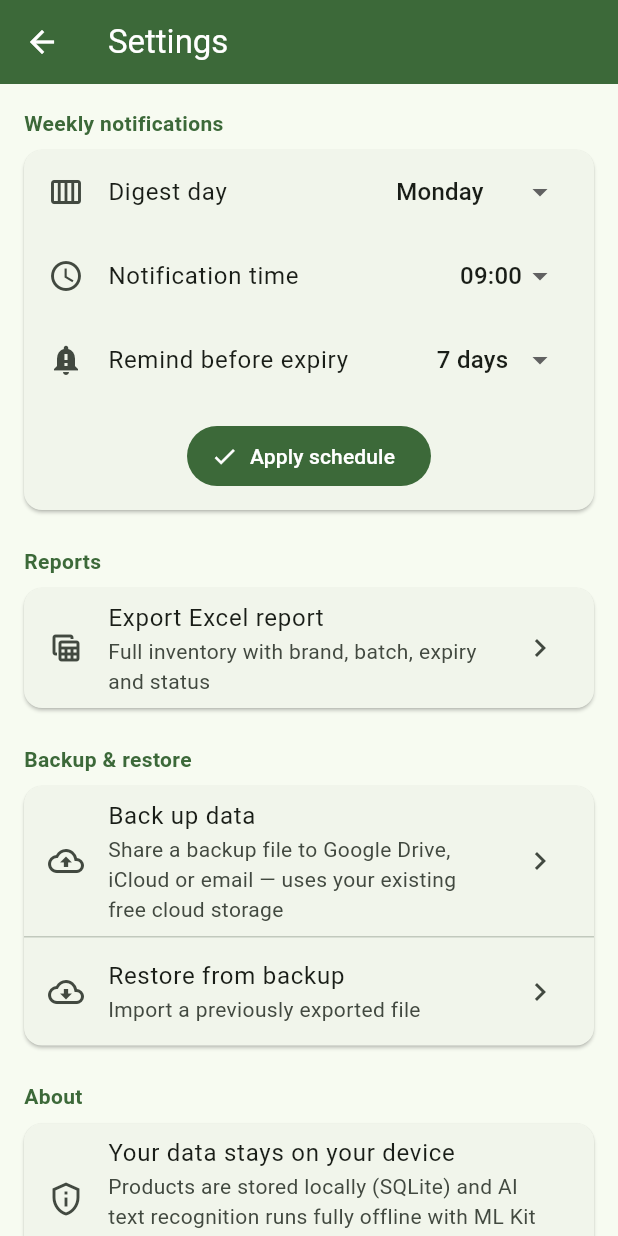
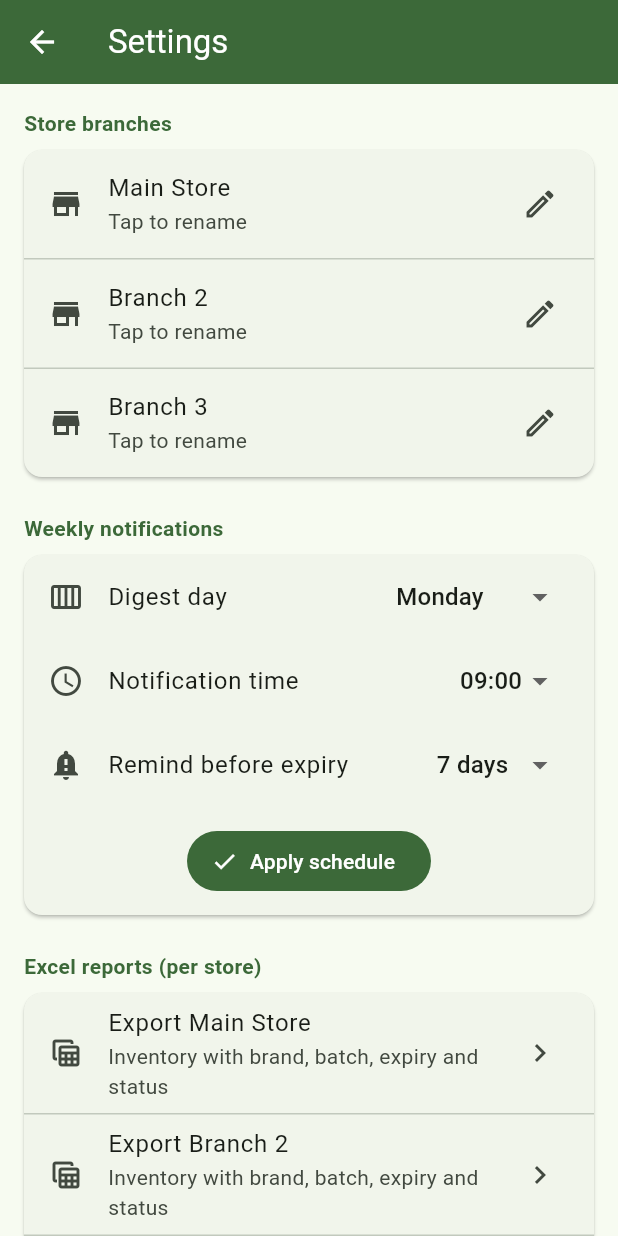
Before and after one commit to rizbismii/Expiry-Check, a Flutter app: the screen it shows after launch, after a tap on the "settings" icon, on a phone screen of 412 x 824 dp. Run offline on Flutter 3.47's test engine with Material 3 defaults, Android fonts, the phone set to English and light mode, and no system bars; our stand-ins replace file_picker, flutter_local_notifications, flutter_timezone, image_picker, share_plus, shared_preferences and 2 more; missing offline and left inert: excel, google_mlkit_text_recognition; accounts and stored records are empty.

Commit message:
Add store branches: per-store inventory, editable names, store-based Excel reports
Co-authored-by: rizbismii <rizbismii@users.noreply.github.com>

```diff
--- a/lib/models/product.dart
+++ b/lib/models/product.dart
@@ -1,5 +1,6 @@
 class Product {
   final int? id;
+  final int storeId;
   final String name;
   final String brand;
   final String batch;
@@ -11,6 +12,7 @@ class Product {
 
   const Product({
     this.id,
+    this.storeId = 1,
     required this.name,
     this.brand = '',
     this.batch = '',
@@ -42,6 +44,7 @@ class Product {
 
   Product copyWith({
     int? id,
+    int? storeId,
     String? name,
     String? brand,
     String? batch,
@@ -53,6 +56,7 @@ class Product {
   }) {
     return Product(
       id: id ?? this.id,
+      storeId: storeId ?? this.storeId,
       name: name ?? this.name,
       brand: brand ?? this.brand,
       batch: batch ?? this.batch,
@@ -67,6 +71,7 @@ class Product {
   Map<String, dynamic> toMap() {
     return {
       'id': id,
+      'storeId': storeId,
       'name': name,
       'brand': brand,
       'batch': batch,
@@ -81,6 +86,7 @@ class Product {
   factory Product.fromMap(Map<String, dynamic> map) {
     return Product(
       id: map['id'] as int?,
+      storeId: map['storeId'] as int? ?? 1,
       name: map['name'] as String? ?? '',
       brand: map['brand'] as String? ?? '',
       batch: map['batch'] as String? ?? '',
--- /dev/null
+++ b/lib/models/store.dart
@@ -0,0 +1,13 @@
+class Store {
+  final int id;
+  final String name;
+
+  const Store({required this.id, required this.name});
+
+  Map<String, dynamic> toMap() => {'id': id, 'name': name};
+
+  factory Store.fromMap(Map<String, dynamic> map) => Store(
+        id: map['id'] as int,
+        name: map['name'] as String? ?? '',
+      );
+}
--- a/lib/screens/home_screen.dart
+++ b/lib/screens/home_screen.dart
@@ -1,8 +1,10 @@
 import 'package:flutter/material.dart';
 import 'package:image_picker/image_picker.dart';
 import 'package:intl/intl.dart';
+import 'package:shared_preferences/shared_preferences.dart';
 
 import '../models/product.dart';
+import '../models/store.dart';
 import '../services/database_service.dart';
 import '../services/export_service.dart';
 import '../services/notification_service.dart';
@@ -21,11 +23,18 @@ class HomeScreen extends StatefulWidget {
 }
 
 class _HomeScreenState extends State<HomeScreen> {
+  static const _storePrefKey = 'selected_store_id';
+
   List<Product> _products = [];
+  List<Store> _stores = [];
+  int _storeId = 1;
   bool _loading = true;
   bool _scanning = false;
   _Filter _filter = _Filter.all;
   String _search = '';
+
+  Store? get _currentStore =>
+      _stores.where((s) => s.id == _storeId).firstOrNull;
 
   @override
   void initState() {
@@ -35,12 +44,27 @@ class _HomeScreenState extends State<HomeScreen> {
   }
 
   Future<void> _load() async {
-    final products = await DatabaseService.instance.getAll();
+    final stores = await DatabaseService.instance.getStores();
+    final prefs = await SharedPreferences.getInstance();
+    var storeId = prefs.getInt(_storePrefKey) ?? _storeId;
+    if (!stores.any((s) => s.id == storeId) && stores.isNotEmpty) {
+      storeId = stores.first.id;
+    }
+    final products = await DatabaseService.instance.getAll(storeId: storeId);
     if (!mounted) return;
     setState(() {
+      _stores = stores;
+      _storeId = storeId;
       _products = products;
       _loading = false;
     });
+  }
+
+  Future<void> _switchStore(int storeId) async {
+    final prefs = await SharedPreferences.getInstance();
+    await prefs.setInt(_storePrefKey, storeId);
+    setState(() => _storeId = storeId);
+    await _load();
   }
 
   List<Product> get _visible {
@@ -89,8 +113,11 @@ class _HomeScreenState extends State<HomeScreen> {
   Future<void> _openForm({Product? product, OcrParseResult? scanResult}) async {
     final changed = await Navigator.of(context).push<bool>(
       MaterialPageRoute(
-        builder: (_) =>
-            ProductFormScreen(product: product, scanResult: scanResult),
+        builder: (_) => ProductFormScreen(
+          product: product,
+          scanResult: scanResult,
+          storeId: _storeId,
+        ),
       ),
     );
     if (changed == true) _load();
@@ -105,11 +132,14 @@ class _HomeScreenState extends State<HomeScreen> {
 
   Future<void> _exportExcel() async {
     if (_products.isEmpty) {
-      _snack('No products to export yet.');
+      _snack('No products in this store to export yet.');
       return;
     }
     try {
-      await ExportService.instance.shareExcelReport(_products);
+      await ExportService.instance.shareExcelReport(
+        _products,
+        storeName: _currentStore?.name ?? 'Store',
+      );
     } catch (e) {
       _snack('Export failed: $e');
     }
@@ -126,7 +156,7 @@ class _HomeScreenState extends State<HomeScreen> {
   Widget build(BuildContext context) {
     return Scaffold(
       appBar: AppBar(
-        title: const Text('Expiry Check'),
+        title: _buildStoreSelector(),
         actions: [
           IconButton(
             tooltip: 'Excel report',
@@ -190,6 +220,40 @@ class _HomeScreenState extends State<HomeScreen> {
             label: Text(_scanning ? 'Scanning…' : 'Scan product'),
           ),
         ],
+      ),
+    );
+  }
+
+  Widget _buildStoreSelector() {
+    if (_stores.isEmpty) return const Text('Expiry Check');
+    final onPrimary = Theme.of(context).colorScheme.onPrimary;
+    return DropdownButtonHideUnderline(
+      child: DropdownButton<int>(
+        value: _storeId,
+        isDense: true,
+        dropdownColor: Theme.of(context).colorScheme.primary,
+        iconEnabledColor: onPrimary,
+        style: TextStyle(
+          color: onPrimary,
+          fontSize: 20,
+          fontWeight: FontWeight.w500,
+        ),
+        items: _stores
+            .map((s) => DropdownMenuItem(
+                  value: s.id,
+                  child: Row(
+                    mainAxisSize: MainAxisSize.min,
+                    children: [
+                      Icon(Icons.store, size: 18, color: onPrimary),
+                      const SizedBox(width: 8),
+                      Text(s.name),
+                    ],
+                  ),
+                ))
+            .toList(),
+        onChanged: (v) {
+          if (v != null && v != _storeId) _switchStore(v);
+        },
       ),
     );
   }
@@ -266,7 +330,7 @@ class _HomeScreenState extends State<HomeScreen> {
           const SizedBox(height: 12),
           Text(
             _products.isEmpty
-                ? 'No products yet.\nTap "Scan product" to add your first item.'
+                ? 'No products in ${_currentStore?.name ?? 'this store'} yet.\nTap "Scan product" to add your first item.'
                 : 'Nothing matches this filter.',
             textAlign: TextAlign.center,
             style: TextStyle(color: Colors.grey.shade600),
--- a/lib/screens/settings_screen.dart
+++ b/lib/screens/settings_screen.dart
@@ -3,6 +3,7 @@ import 'dart:io';
 import 'package:file_picker/file_picker.dart';
 import 'package:flutter/material.dart';
 
+import '../models/store.dart';
 import '../services/database_service.dart';
 import '../services/export_service.dart';
 import '../services/notification_service.dart';
@@ -28,6 +29,7 @@ class _SettingsScreenState extends State<SettingsScreen> {
   int _weekday = DateTime.monday;
   int _hour = 9;
   int _leadDays = 7;
+  List<Store> _stores = [];
   bool _loading = true;
   bool _busy = false;
 
@@ -42,13 +44,45 @@ class _SettingsScreenState extends State<SettingsScreen> {
     final weekday = await service.getWeeklyWeekday();
     final hour = await service.getWeeklyHour();
     final leadDays = await service.getLeadDays();
+    final stores = await DatabaseService.instance.getStores();
     if (!mounted) return;
     setState(() {
       _weekday = weekday;
       _hour = hour;
       _leadDays = leadDays;
+      _stores = stores;
       _loading = false;
     });
+  }
+
+  Future<void> _renameStore(Store store) async {
+    final controller = TextEditingController(text: store.name);
+    final newName = await showDialog<String>(
+      context: context,
+      builder: (context) => AlertDialog(
+        title: const Text('Rename store branch'),
+        content: TextField(
+          controller: controller,
+          autofocus: true,
+          textCapitalization: TextCapitalization.words,
+          decoration: const InputDecoration(labelText: 'Store name'),
+        ),
+        actions: [
+          TextButton(
+              onPressed: () => Navigator.pop(context),
+              child: const Text('Cancel')),
+          FilledButton(
+              onPressed: () => Navigator.pop(context, controller.text.trim()),
+              child: const Text('Save')),
+        ],
+      ),
+    );
+    if (newName == null || newName.isEmpty || newName == store.name) return;
+    await DatabaseService.instance.renameStore(store.id, newName);
+    // Store names appear in scheduled reminder text.
+    await NotificationService.instance.rescheduleAll();
+    await _load();
+    _snack('Renamed to "$newName".');
   }
 
   Future<void> _saveNotificationSettings() async {
@@ -60,13 +94,15 @@ class _SettingsScreenState extends State<SettingsScreen> {
     _snack('Notification schedule updated.');
   }
 
-  Future<void> _exportExcel() => _run(() async {
-        final products = await DatabaseService.instance.getAll();
+  Future<void> _exportExcel(Store store) => _run(() async {
+        final products =
+            await DatabaseService.instance.getAll(storeId: store.id);
         if (products.isEmpty) {
-          _snack('No products to export yet.');
+          _snack('No products in ${store.name} to export yet.');
           return;
         }
-        await ExportService.instance.shareExcelReport(products);
+        await ExportService.instance
+            .shareExcelReport(products, storeName: store.name);
       });
 
   Future<void> _backup() => _run(() async {
@@ -75,7 +111,7 @@ class _SettingsScreenState extends State<SettingsScreen> {
           _snack('No products to back up yet.');
           return;
         }
-        await ExportService.instance.shareJsonBackup(products);
+        await ExportService.instance.shareJsonBackup(products, _stores);
       });
 
   Future<void> _restore() => _run(() async {
@@ -86,7 +122,7 @@ class _SettingsScreenState extends State<SettingsScreen> {
         final path = picked?.files.single.path;
         if (path == null) return;
         final content = await File(path).readAsString();
-        final products = ExportService.instance.parseBackup(content);
+        final backup = ExportService.instance.parseBackup(content);
 
         if (!mounted) return;
         final confirmed = await showDialog<bool>(
@@ -95,7 +131,7 @@ class _SettingsScreenState extends State<SettingsScreen> {
             title: const Text('Restore backup?'),
             content: Text(
                 'This will replace your current inventory with '
-                '${products.length} product(s) from the backup file.'),
+                '${backup.products.length} product(s) from the backup file.'),
             actions: [
               TextButton(
                   onPressed: () => Navigator.pop(context, false),
@@ -108,9 +144,11 @@ class _SettingsScreenState extends State<SettingsScreen> {
         );
         if (confirmed != true) return;
 
-        await DatabaseService.instance.replaceAll(products);
+        await DatabaseService.instance
+            .replaceAll(backup.products, stores: backup.stores);
         await NotificationService.instance.rescheduleAll();
-        _snack('Restored ${products.length} product(s).');
+        await _load();
+        _snack('Restored ${backup.products.length} product(s).');
       });
 
   Future<void> _run(Future<void> Function() action) async {
@@ -140,6 +178,25 @@ class _SettingsScreenState extends State<SettingsScreen> {
           : ListView(
               padding: const EdgeInsets.all(16),
               children: [
+                _sectionTitle('Store branches'),
+                Card(
+                  margin: EdgeInsets.zero,
+                  child: Column(
+                    children: [
+                      for (var i = 0; i < _stores.length; i++) ...[
+                        if (i > 0) const Divider(height: 1),
+                        ListTile(
+                          leading: const Icon(Icons.store),
+                          title: Text(_stores[i].name),
+                          subtitle: const Text('Tap to rename'),
+                          trailing: const Icon(Icons.edit_outlined),
+                          onTap: _busy ? null : () => _renameStore(_stores[i]),
+                        ),
+                      ],
+                    ],
+                  ),
+                ),
+                const SizedBox(height: 24),
                 _sectionTitle('Weekly notifications'),
                 Card(
                   margin: EdgeInsets.zero,
@@ -200,16 +257,24 @@ class _SettingsScreenState extends State<SettingsScreen> {
                   ),
                 ),
                 const SizedBox(height: 24),
-                _sectionTitle('Reports'),
+                _sectionTitle('Excel reports (per store)'),
                 Card(
                   margin: EdgeInsets.zero,
-                  child: ListTile(
-                    leading: const Icon(Icons.table_view),
-                    title: const Text('Export Excel report'),
-                    subtitle: const Text(
-                        'Full inventory with brand, batch, expiry and status'),
-                    trailing: const Icon(Icons.chevron_right),
-                    onTap: _busy ? null : _exportExcel,
+                  child: Column(
+                    children: [
+                      for (var i = 0; i < _stores.length; i++) ...[
+                        if (i > 0) const Divider(height: 1),
+                        ListTile(
+                          leading: const Icon(Icons.table_view),
+                          title: Text('Export ${_stores[i].name}'),
+                          subtitle: const Text(
+                              'Inventory with brand, batch, expiry and status'),
+                          trailing: const Icon(Icons.chevron_right),
+                          onTap:
+                              _busy ? null : () => _exportExcel(_stores[i]),
+                        ),
+                      ],
+                    ],
                   ),
                 ),
                 const SizedBox(height: 24),
--- a/lib/services/database_service.dart
+++ b/lib/services/database_service.dart
@@ -2,6 +2,7 @@ import 'package:path/path.dart';
 import 'package:sqflite/sqflite.dart';
 
 import '../models/product.dart';
+import '../models/store.dart';
 
 /// Local-first SQLite storage. Keeping data on-device is free (no server
 /// costs); users can back up/restore via the exported JSON/Excel files in
@@ -11,7 +12,11 @@ class DatabaseService {
   static final DatabaseService instance = DatabaseService._();
 
   static const _dbName = 'expiry_check.db';
+  static const _dbVersion = 2;
   static const _table = 'products';
+  static const _storesTable = 'stores';
+
+  static const defaultStoreNames = ['Main Store', 'Branch 2', 'Branch 3'];
 
   Database? _db;
 
@@ -24,11 +29,12 @@ class DatabaseService {
     final dir = await getDatabasesPath();
     return openDatabase(
       join(dir, _dbName),
-      version: 1,
+      version: _dbVersion,
       onCreate: (db, version) async {
         await db.execute('''
           CREATE TABLE $_table (
             id INTEGER PRIMARY KEY AUTOINCREMENT,
+            storeId INTEGER NOT NULL DEFAULT 1,
             name TEXT NOT NULL,
             brand TEXT NOT NULL DEFAULT '',
             batch TEXT NOT NULL DEFAULT '',
@@ -39,9 +45,49 @@ class DatabaseService {
             notes TEXT NOT NULL DEFAULT ''
           )
         ''');
+        await _createStoresTable(db);
+      },
+      onUpgrade: (db, oldVersion, newVersion) async {
+        if (oldVersion < 2) {
+          await db.execute(
+              'ALTER TABLE $_table ADD COLUMN storeId INTEGER NOT NULL DEFAULT 1');
+          await _createStoresTable(db);
+        }
       },
     );
   }
+
+  Future<void> _createStoresTable(Database db) async {
+    await db.execute('''
+      CREATE TABLE $_storesTable (
+        id INTEGER PRIMARY KEY AUTOINCREMENT,
+        name TEXT NOT NULL
+      )
+    ''');
+    for (final name in defaultStoreNames) {
+      await db.insert(_storesTable, {'name': name});
+    }
+  }
+
+  // ---- Stores ----
+
+  Future<List<Store>> getStores() async {
+    final db = await database;
+    final rows = await db.query(_storesTable, orderBy: 'id ASC');
+    return rows.map(Store.fromMap).toList();
+  }
+
+  Future<void> renameStore(int id, String name) async {
+    final db = await database;
+    await db.update(
+      _storesTable,
+      {'name': name},
+      where: 'id = ?',
+      whereArgs: [id],
+    );
+  }
+
+  // ---- Products ----
 
   Future<Product> insert(Product product) async {
     final db = await database;
@@ -65,9 +111,15 @@ class DatabaseService {
     await db.delete(_table, where: 'id = ?', whereArgs: [id]);
   }
 
-  Future<List<Product>> getAll() async {
+  /// All products, or only one branch's inventory when [storeId] is given.
+  Future<List<Product>> getAll({int? storeId}) async {
     final db = await database;
-    final rows = await db.query(_table, orderBy: 'expiryDate ASC');
+    final rows = await db.query(
+      _table,
+      where: storeId != null ? 'storeId = ?' : null,
+      whereArgs: storeId != null ? [storeId] : null,
+      orderBy: 'expiryDate ASC',
+    );
     return rows.map(Product.fromMap).toList();
   }
 
@@ -76,13 +128,25 @@ class DatabaseService {
     return all.where((p) => p.daysLeft <= days).toList();
   }
 
-  Future<void> replaceAll(List<Product> products) async {
+  /// Replaces the whole inventory (used by backup restore). When [stores]
+  /// is provided, matching store ids are renamed to the backed-up names.
+  Future<void> replaceAll(List<Product> products, {List<Store>? stores}) async {
     final db = await database;
     await db.transaction((txn) async {
       await txn.delete(_table);
       for (final p in products) {
         await txn.insert(_table, p.toMap()..remove('id'));
       }
+      if (stores != null) {
+        for (final s in stores) {
+          await txn.update(
+            _storesTable,
+            {'name': s.name},
+            where: 'id = ?',
+            whereArgs: [s.id],
+          );
+        }
+      }
     });
   }
 }
--- a/lib/services/export_service.dart
+++ b/lib/services/export_service.dart
@@ -7,6 +7,14 @@ import 'package:path_provider/path_provider.dart';
 import 'package:share_plus/share_plus.dart';
 
 import '../models/product.dart';
+import '../models/store.dart';
+
+class BackupData {
+  final List<Product> products;
+  final List<Store> stores;
+
+  const BackupData({required this.products, this.stores = const []});
+}
 
 /// Generates Excel reports and JSON backups. Files are saved to local app
 /// storage and offered via the system share sheet, so users can send them to
@@ -19,10 +27,17 @@ class ExportService {
   static final _dateFmt = DateFormat('dd/MM/yyyy');
   static final _stampFmt = DateFormat('yyyyMMdd_HHmmss');
 
-  Future<File> buildExcelReport(List<Product> products) async {
+  Future<File> buildExcelReport(List<Product> products,
+      {required String storeName}) async {
     final excel = Excel.createExcel();
-    final sheet = excel['Inventory'];
-    excel.setDefaultSheet('Inventory');
+    // Excel sheet names are limited to 31 chars and a restricted charset.
+    final cleaned =
+        storeName.replaceAll(RegExp(r'[\[\]\*\?:\/\\]'), ' ').trim();
+    final sheetName = cleaned.isEmpty ? 'Inventory' : cleaned;
+    final safeSheetName =
+        sheetName.length > 31 ? sheetName.substring(0, 31) : sheetName;
+    final sheet = excel[safeSheetName];
+    excel.setDefaultSheet(safeSheetName);
     excel.delete('Sheet1');
 
     final headerStyle = CellStyle(
@@ -77,8 +92,9 @@ class ExportService {
     final expired = products.where((p) => p.isExpired).length;
     final soon = products.where((p) => p.isExpiringSoon).length;
     final rows = <List<CellValue>>[
+      [TextCellValue('Store branch'), TextCellValue(storeName)],
       [TextCellValue('Report generated'),
-        TextCellValue(DateFormat('yyyy-MM-dd HH:mm').format(DateTime.now()))],
+        TextCellValue(DateFormat('dd/MM/yyyy HH:mm').format(DateTime.now()))],
       [TextCellValue('Total products'), IntCellValue(products.length)],
       [TextCellValue('Expired'), IntCellValue(expired)],
       [TextCellValue('Expiring within 30 days'), IntCellValue(soon)],
@@ -96,29 +112,33 @@ class ExportService {
     }
 
     final dir = await getApplicationDocumentsDirectory();
+    final slug = _slugify(storeName);
     final file = File(
-        '${dir.path}/expiry_report_${_stampFmt.format(DateTime.now())}.xlsx');
+        '${dir.path}/expiry_report_${slug}_${_stampFmt.format(DateTime.now())}.xlsx');
     await file.writeAsBytes(excel.encode()!, flush: true);
     return file;
   }
 
-  Future<void> shareExcelReport(List<Product> products) async {
-    final file = await buildExcelReport(products);
+  Future<void> shareExcelReport(List<Product> products,
+      {required String storeName}) async {
+    final file = await buildExcelReport(products, storeName: storeName);
     await SharePlus.instance.share(ShareParams(
       files: [XFile(file.path)],
-      subject: 'Expiry Check inventory report',
-      text: 'Inventory report generated by Expiry Check.',
+      subject: 'Expiry Check report — $storeName',
+      text: 'Inventory report for $storeName generated by Expiry Check.',
     ));
   }
 
-  Future<File> buildJsonBackup(List<Product> products) async {
+  Future<File> buildJsonBackup(
+      List<Product> products, List<Store> stores) async {
     final dir = await getApplicationDocumentsDirectory();
     final file = File(
         '${dir.path}/expiry_backup_${_stampFmt.format(DateTime.now())}.json');
     final payload = {
       'app': 'expiry_check',
-      'version': 1,
+      'version': 2,
       'exportedAt': DateTime.now().toIso8601String(),
+      'stores': stores.map((s) => s.toMap()).toList(),
       'products': products.map((p) => p.toMap()..remove('id')).toList(),
     };
     await file.writeAsString(
@@ -127,8 +147,9 @@ class ExportService {
     return file;
   }
 
-  Future<void> shareJsonBackup(List<Product> products) async {
-    final file = await buildJsonBackup(products);
+  Future<void> shareJsonBackup(
+      List<Product> products, List<Store> stores) async {
+    final file = await buildJsonBackup(products, stores);
     await SharePlus.instance.share(ShareParams(
       files: [XFile(file.path)],
       subject: 'Expiry Check backup',
@@ -136,14 +157,28 @@ class ExportService {
     ));
   }
 
-  List<Product> parseBackup(String jsonString) {
+  BackupData parseBackup(String jsonString) {
     final decoded = json.decode(jsonString);
     if (decoded is! Map<String, dynamic> || decoded['app'] != 'expiry_check') {
       throw const FormatException('Not a valid Expiry Check backup file.');
     }
     final items = decoded['products'] as List<dynamic>;
-    return items
+    final products = items
         .map((e) => Product.fromMap(Map<String, dynamic>.from(e as Map)))
         .toList();
+    // Version 1 backups had no store list; products default to store 1.
+    final storeItems = decoded['stores'] as List<dynamic>? ?? const [];
+    final stores = storeItems
+        .map((e) => Store.fromMap(Map<String, dynamic>.from(e as Map)))
+        .toList();
+    return BackupData(products: products, stores: stores);
+  }
+
+  static String _slugify(String value) {
+    final slug = value
+        .toLowerCase()
+        .replaceAll(RegExp(r'[^a-z0-9]+'), '_')
+        .replaceAll(RegExp(r'^_+|_+$'), '');
+    return slug.isEmpty ? 'store' : slug;
   }
 }
```
Also changed, not shown: lib/screens/product_form_screen.dart (+35 -1 lines), lib/services/notification_service.dart (+10 -5 lines), 3 other files.
